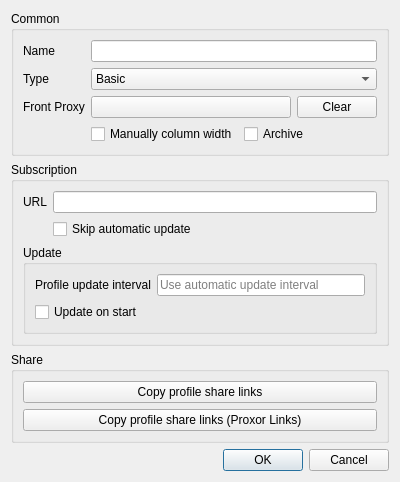
Old version of the form src/ui/edit/dialog_edit_group.ui in the repository Ogstra/proxor.
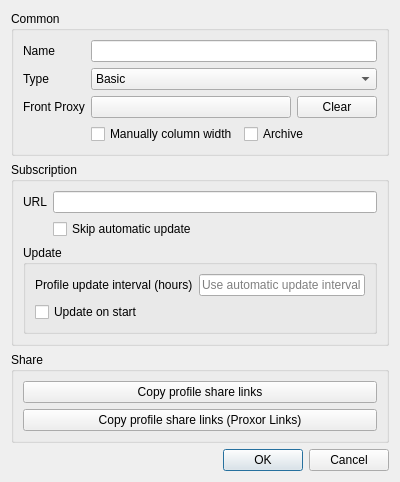
New version of the form. Custom widgets are drawn as their Qt base class.

What changed in the file:
```diff
--- a/src/ui/edit/dialog_edit_group.ui
+++ b/src/ui/edit/dialog_edit_group.ui
@@ -151,7 +151,7 @@
          <item row="0" column="0">
           <widget class="QLabel" name="label_update_interval">
            <property name="text">
-            <string>Profile update interval</string>
+            <string>Profile update interval (hours)</string>
            </property>
           </widget>
          </item>
```
